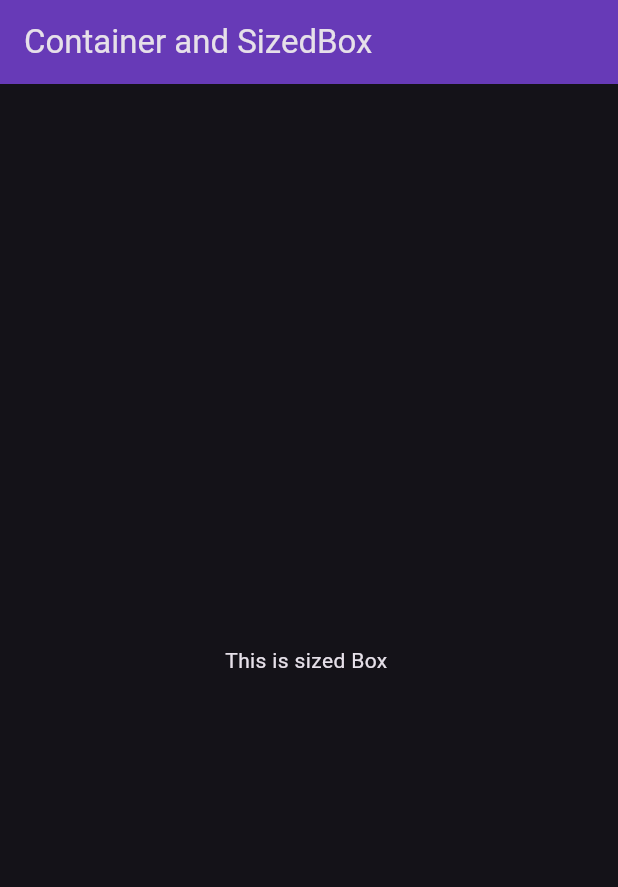
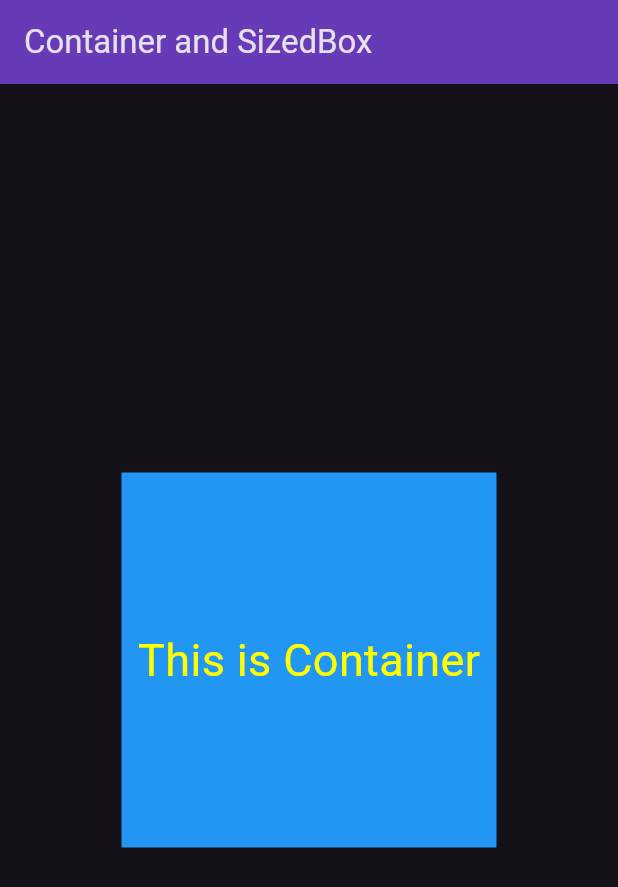
Before and after one commit to DevanshSadhya/Flutter_Basics, a Flutter app: the screen it shows after launch, on a phone screen of 412 x 824 dp. Shown: the top 887 px of the screen. Run offline on Flutter 3.47's test engine with Material 3 defaults, Android fonts, the phone set to English and light mode, and no system bars.

Commit message:
1st Container Sized Box widgets

```diff
--- a/flutter_basics_appsbuilding/lib/Widgets/Container_SizedBox.dart
+++ b/flutter_basics_appsbuilding/lib/Widgets/Container_SizedBox.dart
@@ -10,13 +10,24 @@ class Container_SizedBox extends StatelessWidget {
         title: Text('Container and SizedBox '),
         backgroundColor:Colors.deepPurple,
       ),
-      body:Center(
-        child: SizedBox(
-          height: 650,
-          width: 650,
-          child: Center(child: Text('This is sized Box ')),
+      // body:Center(
+      //   child: SizedBox(
+      //     height: 650,
+      //     width: 650,
+      //     child: Center(child: Text('This is sized Box ')),
+      //   ),
+      // ) ,
+      body: Center(
+        child: Container(
+          height: 250,
+          width: 250,
+          child: Center(child: Text('This is Container',style: TextStyle(
+            fontSize: 30,
+            color: Colors.yellowAccent,
+          ),)),
+          color: Colors.blue,
         ),
-      ) ,
+      ),
     );
   }
 }
```
